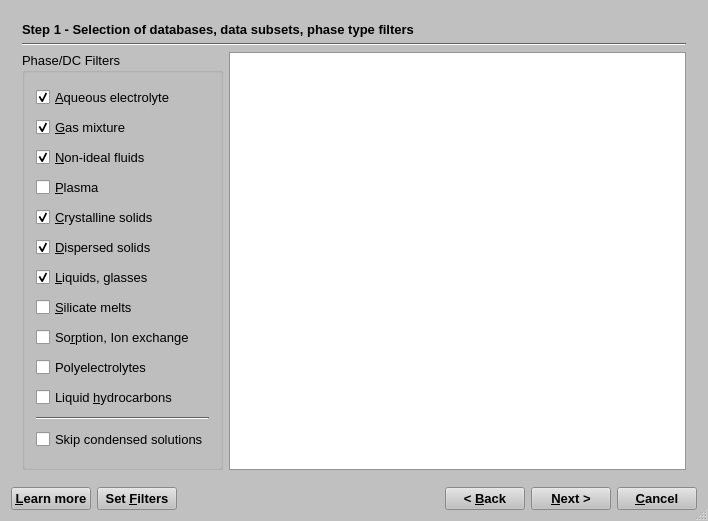
This is GUI/Dialogs4/ElementsDialog4.ui in gemshub/GEMSGUI as Qt 5 draws it before an edit. The edited form follows.
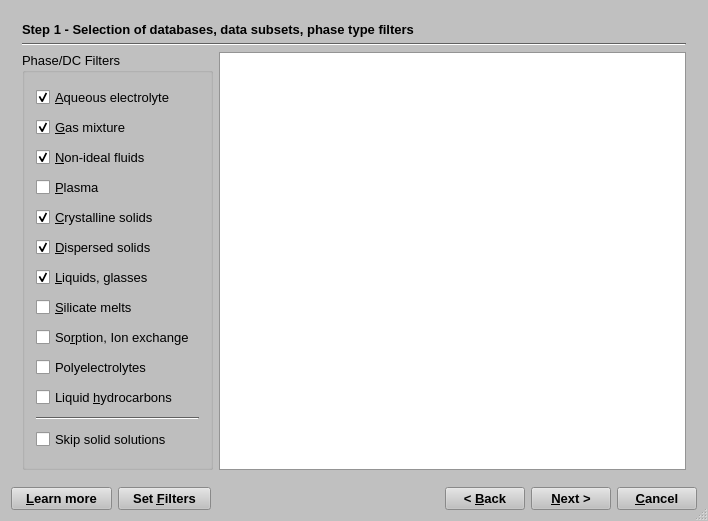
This is the edited form. Icons and pictures are not drawn.

Commit message: Edited comments and tooltips in dialogs, changed rev. number to 2270.

```diff
--- a/GUI/Dialogs4/ElementsDialog4.ui
+++ b/GUI/Dialogs4/ElementsDialog4.ui
@@ -662,7 +662,7 @@
              <string>Check to skip non-aqueous condensed multi-component (solution) Phases</string>
             </property>
             <property name="text">
-             <string>Skip condensed solutions</string>
+             <string>Skip solid solutions</string>
             </property>
            </widget>
           </item>
@@ -3297,7 +3297,7 @@
         </font>
        </property>
        <property name="text">
-        <string>&amp;Learn more</string>
+        <string>   &amp;Learn more   </string>
        </property>
        <property name="shortcut">
         <string>F1</string>
@@ -3316,7 +3316,7 @@
         <string>Click here to customize filters for copying records from default databases into the new modelling project</string>
        </property>
        <property name="text">
-        <string>Set &amp;Filters</string>
+        <string>   Set &amp;Filters   </string>
        </property>
        <property name="shortcut">
         <string>Alt+F</string>
```
Left out of the diff: 20 changed lines with no effect on the pictures. The commit also changes 4 other files.
